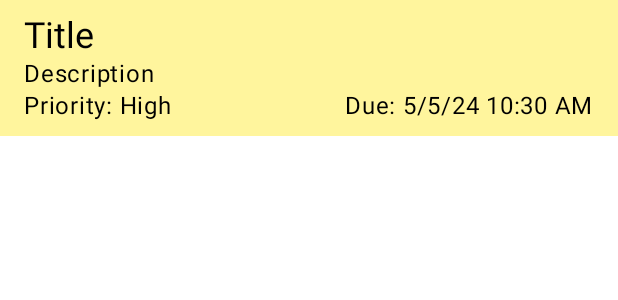
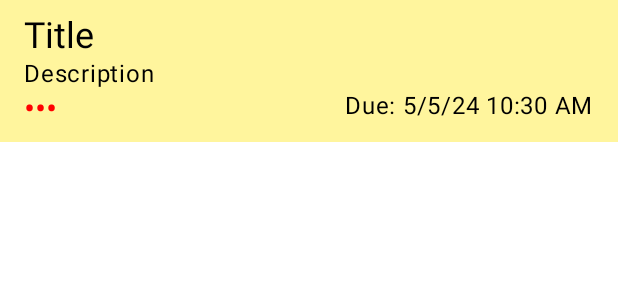
Before and after one commit to shaunburch/demo-todo, an Android app built with Jetpack Compose: the @Preview function Preview, on a phone screen of 412 x 824 dp. Shown: the top 300 px of the screen. Run offline under Robolectric (Android 15) with nearby library versions, the phone set to English and light mode, and no system bars.

Commit message:
Stop editing and color priority

```diff
--- a/app/src/main/java/com/example/demo/ui/list/TodoListItem.kt
+++ b/app/src/main/java/com/example/demo/ui/list/TodoListItem.kt
@@ -12,7 +12,6 @@ import androidx.compose.material.icons.Icons
 import androidx.compose.material.icons.filled.DateRange
 import androidx.compose.material.icons.filled.Favorite
 import androidx.compose.material.icons.filled.FavoriteBorder
-import androidx.compose.material.icons.filled.Info
 import androidx.compose.material3.DatePicker
 import androidx.compose.material3.DisplayMode
 import androidx.compose.material3.ExperimentalMaterial3Api
@@ -86,7 +85,18 @@ private fun ReadOnlyTodo(todo: Todo) {
             modifier = Modifier.fillMaxWidth(),
             horizontalArrangement = Arrangement.Absolute.SpaceBetween,
         ) {
-            if (todo.priority != Priority.NONE) Text("Priority: ${todo.priority}")
+            when (todo.priority) {
+                Priority.NONE -> null
+                Priority.LOW -> "•" to Color.Black
+                Priority.MEDIUM -> "••" to Color(0xFFFFA500)
+                Priority.HIGH -> "•••" to Color.Red
+            }?.let { (text, color) ->
+                Text(
+                    text,
+                    style = MaterialTheme.typography.titleLarge,
+                    color = color,
+                )
+            }
             val formatter = remember { DateTimeFormatter.ofPattern(FORMAT_DUE_AT) }
             todo.dueAt?.let { Text("Due: ${it.format(formatter)}") }
         }
@@ -126,7 +136,6 @@ private fun EditableTodo(
             Modifier
                 .fillMaxWidth(),
         placeholder = { Text("Description") },
-        leadingIcon = { Icon(Icons.Default.Info, contentDescription = "Description") },
         value = todo.description,
         onValueChange = {
             onEdit(todo.copy(description = it))
```
Also changed, not shown: app/src/main/java/com/example/demo/ui/list/TodoListScreen.kt (+9 -0 lines).
